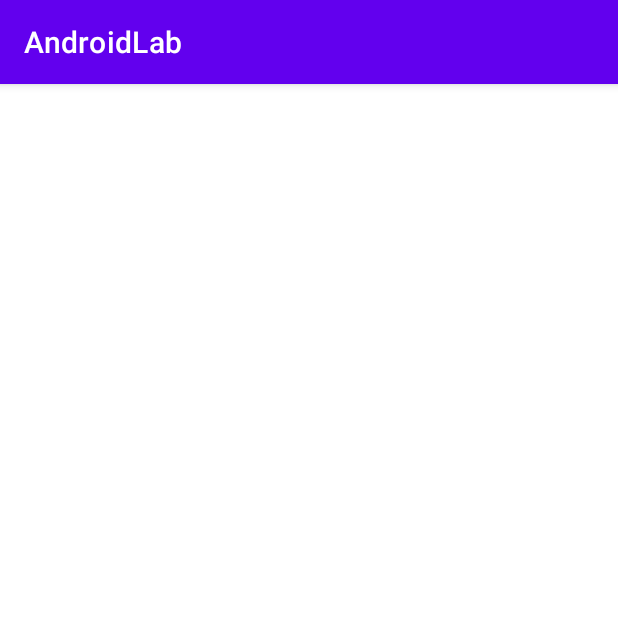
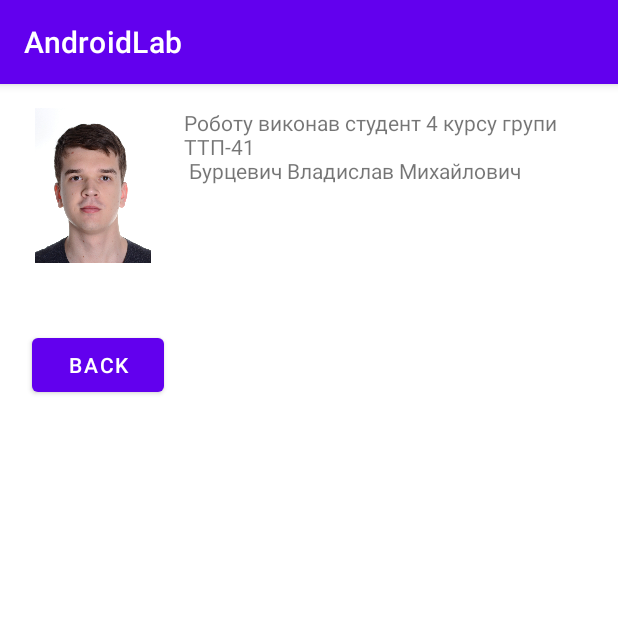
Before and after one commit to Cycxyz/AndroidApp, an Android app: the InfoActivity screen opened directly, with no data from a screen before it, on a phone screen of 412 x 824 dp, the top half of it. Run offline under Robolectric (Android 15) with nearby library versions, the phone set to English and light mode, and no system bars.

Commit message:
add: info page content

```diff
--- a/app/src/main/java/com/project/androidlab/InfoActivity.java
+++ b/app/src/main/java/com/project/androidlab/InfoActivity.java
@@ -2,7 +2,9 @@ package com.project.androidlab;
 
 import androidx.appcompat.app.AppCompatActivity;
 
+import android.content.Intent;
 import android.os.Bundle;
+import android.view.View;
 
 public class InfoActivity extends AppCompatActivity {
 
@@ -11,4 +13,9 @@ public class InfoActivity extends AppCompatActivity {
         super.onCreate(savedInstanceState);
         setContentView(R.layout.activity_info);
     }
+
+    public void goBack(View view)
+    {
+        startActivity(new Intent(this, MainActivity.class));
+    }
 }
--- a/app/src/main/res/layout/activity_info.xml
+++ b/app/src/main/res/layout/activity_info.xml
@@ -6,4 +6,40 @@
     android:layout_height="match_parent"
     tools:context=".InfoActivity">
 
+    <ImageView
+        android:id="@+id/imageView"
+        android:layout_width="81dp"
+        android:layout_height="103dp"
+        android:layout_marginStart="16dp"
+        android:layout_marginTop="16dp"
+        android:layout_marginBottom="624dp"
+        app:layout_constraintBottom_toBottomOf="parent"
+        app:layout_constraintEnd_toStartOf="@+id/textView"
+        app:layout_constraintStart_toStartOf="parent"
+        app:layout_constraintTop_toTopOf="parent"
+        app:layout_constraintVertical_bias="0.0"
+        app:srcCompat="@drawable/me" />
+
+    <TextView
+        android:id="@+id/textView"
+        android:layout_width="260dp"
+        android:layout_height="75dp"
+        android:layout_marginStart="15dp"
+        android:layout_marginTop="16dp"
+        android:layout_marginEnd="24dp"
+        android:text="@string/aboutMe"
+        app:layout_constraintEnd_toEndOf="parent"
+        app:layout_constraintStart_toEndOf="@+id/imageView"
+        app:layout_constraintTop_toTopOf="parent" />
+
+    <Button
+        android:id="@+id/button2"
+        android:layout_width="wrap_content"
+        android:layout_height="wrap_content"
+        android:layout_marginStart="21dp"
+        android:layout_marginTop="44dp"
+        android:onClick="goBack"
+        android:text="Back"
+        app:layout_constraintStart_toStartOf="parent"
+        app:layout_constraintTop_toBottomOf="@+id/imageView" />
 </androidx.constraintlayout.widget.ConstraintLayout>
--- a/app/src/main/res/layout/activity_main.xml
+++ b/app/src/main/res/layout/activity_main.xml
@@ -16,6 +16,7 @@
         app:layout_constraintLeft_toLeftOf="parent"
         app:layout_constraintRight_toRightOf="parent"
         app:layout_constraintTop_toBottomOf="@id/button" />
+
     <Button
         android:id="@+id/save_text"
         android:layout_width="wrap_content"
@@ -23,9 +24,9 @@
 
         android:onClick="saveText"
         android:text="Сохранить"
+        app:layout_constraintBottom_toTopOf="@id/text"
         app:layout_constraintLeft_toLeftOf="parent"
         app:layout_constraintRight_toRightOf="parent"
-        app:layout_constraintBottom_toTopOf="@id/text"
         app:layout_constraintTop_toBottomOf="@id/editor" />
 
     <TextView
@@ -54,10 +55,8 @@
         android:id="@+id/button"
         android:layout_width="wrap_content"
         android:layout_height="wrap_content"
-        android:layout_marginStart="49dp"
-        android:layout_marginEnd="268dp"
+        android:onClick="goToInfo"
         android:text="Info"
-        android:onClick="goToInfo"
         app:layout_constraintBottom_toTopOf="@+id/editor"
         app:layout_constraintEnd_toEndOf="parent"
         app:layout_constraintStart_toStartOf="parent"
--- a/app/src/main/res/values/strings.xml
+++ b/app/src/main/res/values/strings.xml
@@ -1,3 +1,6 @@
 <resources>
     <string name="app_name">AndroidLab</string>
+    <string name="aboutMe">Роботу виконав студент 4
+        курсу групи ТТП-41 \n Бурцевич Владислав
+        Михайлович</string>
 </resources>
```
Also changed, not shown: app/src/main/res/drawable/me.JPG (added).
